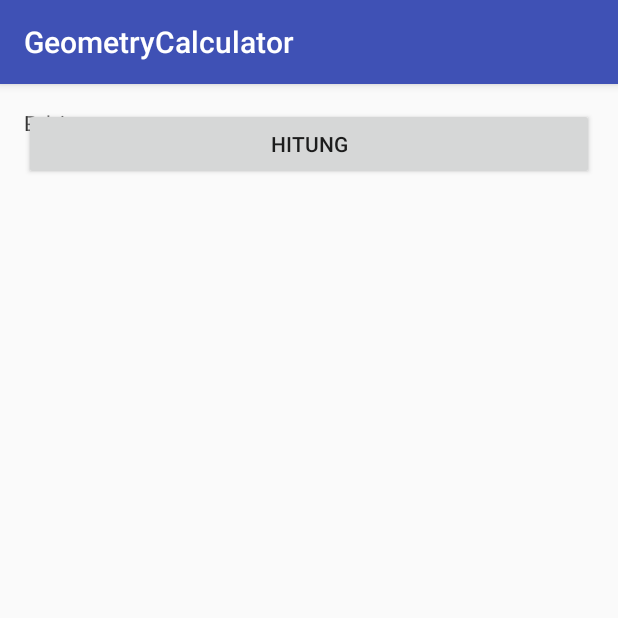
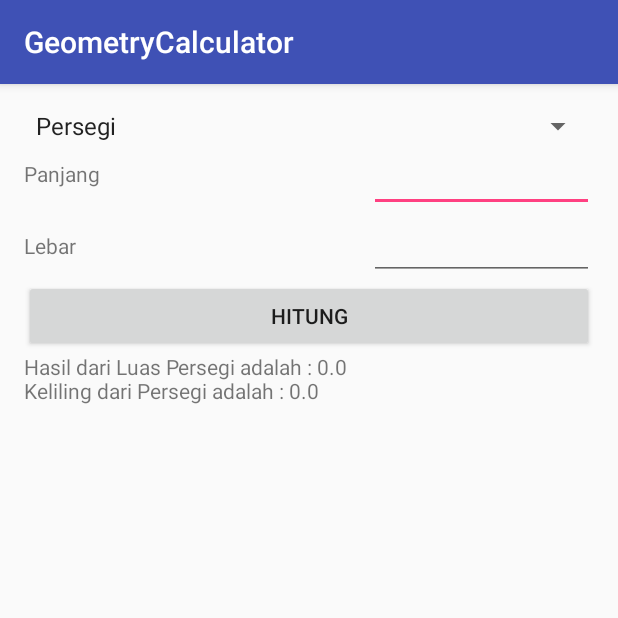
Before and after one commit to abdulmalikzain/latihan_android, an Android app: the screen it shows after launch (MainActivity), after a tap on "HITUNG", on a phone screen of 412 x 824 dp, the top half of it. Run offline under Robolectric (Android 15) with nearby library versions, the phone set to English and light mode, and no system bars; 2 statements that could not run were skipped.

Commit message:
calculator geometry di perbarui

```diff
--- a/GeometryCalculator/app/src/main/java/com/example/d2j_00/geometrycalculator/MainActivity.java
+++ b/GeometryCalculator/app/src/main/java/com/example/d2j_00/geometrycalculator/MainActivity.java
@@ -1,13 +1,80 @@
 package com.example.d2j_00.geometrycalculator;
 
+import android.renderscript.Double2;
 import android.support.v7.app.AppCompatActivity;
 import android.os.Bundle;
+import android.view.View;
+import android.widget.AdapterView;
+import android.widget.ArrayAdapter;
+import android.widget.EditText;
+import android.widget.Spinner;
+import android.widget.TextView;
 
-public class MainActivity extends AppCompatActivity {
+public class MainActivity extends AppCompatActivity implements AdapterView.OnItemSelectedListener{
 
     @Override
     protected void onCreate(Bundle savedInstanceState) {
         super.onCreate(savedInstanceState);
         setContentView(R.layout.activity_main);
+
+        Spinner spinner = (Spinner) findViewById(R.id.geometry);
+        ArrayAdapter<CharSequence> adapter = ArrayAdapter.createFromResource(this,
+                R.array.geo_operator, android.R.layout.simple_spinner_item);
+        adapter.setDropDownViewResource(android.R.layout.simple_spinner_dropdown_item);
+        spinner.setAdapter(adapter);
+        spinner.setOnItemSelectedListener(this);
+
+    }
+
+    public void calculate(View view){
+        EditText input1 = (EditText) findViewById(R.id.input1);
+        EditText input2 = (EditText) findViewById(R.id.input2);
+        Spinner spinner = (Spinner) findViewById(R.id.geometry);
+        double inp2 = 0, inp1 = 0;
+
+        String operator = spinner.getSelectedItem().toString();
+        String hasil = "";
+        inp1 = Double.parseDouble(input1.getText().toString());
+        if (input2.isEnabled()){
+            inp2 = Double.parseDouble(input2.getText().toString());
+        }
+        if (operator.equalsIgnoreCase("Lingkaran")){
+            hasil = "Luas dari Lingkaran adalah :"+(Math.PI*(inp1*inp2))+"\n";
+            hasil += "Keliling dari Lingkaran adalah :"+(Math.PI*(2*inp1))+"\n";
+        }else if (operator.equalsIgnoreCase("Segitiga")){
+            hasil = "Luas dari Segitiga Siku-siku adalah : "+(0.5*(inp1*inp2))+"\n";
+            double hyp = Math.sqrt((inp1*inp2) + (inp1*inp2));
+            hasil = "Keliling dari Segitiga Siku-siku adalah :"+(inp1+inp2+hyp)+"\n";
+        }else {
+            hasil = "Hasil dari Luas Persegi adalah : "+(inp1*inp2)+"\n";
+            hasil += "Keliling dari Persegi adalah : "+((2*inp1)+(2*inp2));
+        }
+        TextView result = (TextView) findViewById(R.id.result);
+        result.setText(hasil);
+    }
+
+    @Override
+    public void onItemSelected(AdapterView<?> parent, View view, int position, long id) {
+        TextView text1= (TextView) findViewById(R.id.txt1);
+        TextView text2= (TextView) findViewById(R.id.txt2);
+        EditText input2 = (EditText) findViewById(R.id.input2);
+
+        String operator = parent.getItemAtPosition(position).toString();
+        if(operator.equalsIgnoreCase("Lingkaran")){
+            text1.setText("Jari-jari");
+            input2.setEnabled(false);
+            text2.setText("");
+        }else if (operator.equalsIgnoreCase("Segitiga")){
+            text1.setText("Alas");
+            text2.setText("Tinggi");
+        }else {
+            text1.setText("Panjang");
+            text2.setText("Lebar");
+        }
+    }
+
+    @Override
+    public void onNothingSelected(AdapterView<?> parent) {
+
     }
 }
--- a/GeometryCalculator/app/src/main/res/layout/activity_main.xml
+++ b/GeometryCalculator/app/src/main/res/layout/activity_main.xml
@@ -11,30 +11,57 @@
 
     <Spinner
         android:id="@+id/geometry"
+        android:layout_alignParentLeft="true"
         android:layout_width="match_parent"
-        android:layout_height="wrap_content"></Spinner>
+        android:layout_height="wrap_content">
 
+    </Spinner>
+
+    <EditText
+        android:id="@+id/input1"
+        android:layout_width="150dp"
+        android:layout_below="@id/geometry"
+        android:layout_alignParentRight="true"
+        android:inputType="numberDecimal"
+        android:layout_height="wrap_content" />
     <TextView
         android:id="@+id/txt1"
+        android:layout_below="@id/geometry"
         android:layout_width="wrap_content"
         android:layout_height="wrap_content"
+        android:gravity="center_vertical"
+        android:layout_alignParentLeft="true"
+        android:layout_marginTop="10dp"
         android:text="Panjang" />
+
     <EditText
-        android:id="@+id/input1"
-        android:layout_width="wrap_content"
+        android:layout_below="@id/input1"
+        android:id="@+id/input2"
+        android:layout_width="150dp"
+        android:layout_alignParentRight="true"
+        android:inputType="numberDecimal"
         android:layout_height="wrap_content" />
     <TextView
+        android:layout_below="@id/input1"
         android:id="@+id/txt2"
         android:layout_width="wrap_content"
+        android:layout_alignParentLeft="true"
         android:layout_height="wrap_content"
+        android:layout_alignBottom="@+id/input2"
+        android:gravity="center_vertical"
         android:text="Lebar" />
-    <EditText
-        android:id="@+id/input2"
-        android:layout_width="wrap_content"
-        android:layout_height="wrap_content" />
+
     <Button
+        android:id="@+id/btncalculate"
+        android:layout_below="@id/input2"
         android:layout_width="match_parent"
+        android:layout_alignParentLeft="true"
         android:layout_height="wrap_content"
         android:text="Hitung"
-        android:onClick="Calculate"/>
+        android:onClick="calculate"/>
+    <TextView
+        android:id="@+id/result"
+        android:layout_below="@id/btncalculate"
+        android:layout_width="match_parent"
+        android:layout_height="match_parent" />
 </RelativeLayout>
--- a/GeometryCalculator/app/src/main/res/values/strings.xml
+++ b/GeometryCalculator/app/src/main/res/values/strings.xml
@@ -1,3 +1,8 @@
 <resources>
     <string name="app_name">GeometryCalculator</string>
+    <string-array name="geo_operator">
+        <item>Persegi</item>
+        <item>Lingkaran</item>
+        <item>Segitiga</item>
+    </string-array>
 </resources>
```
